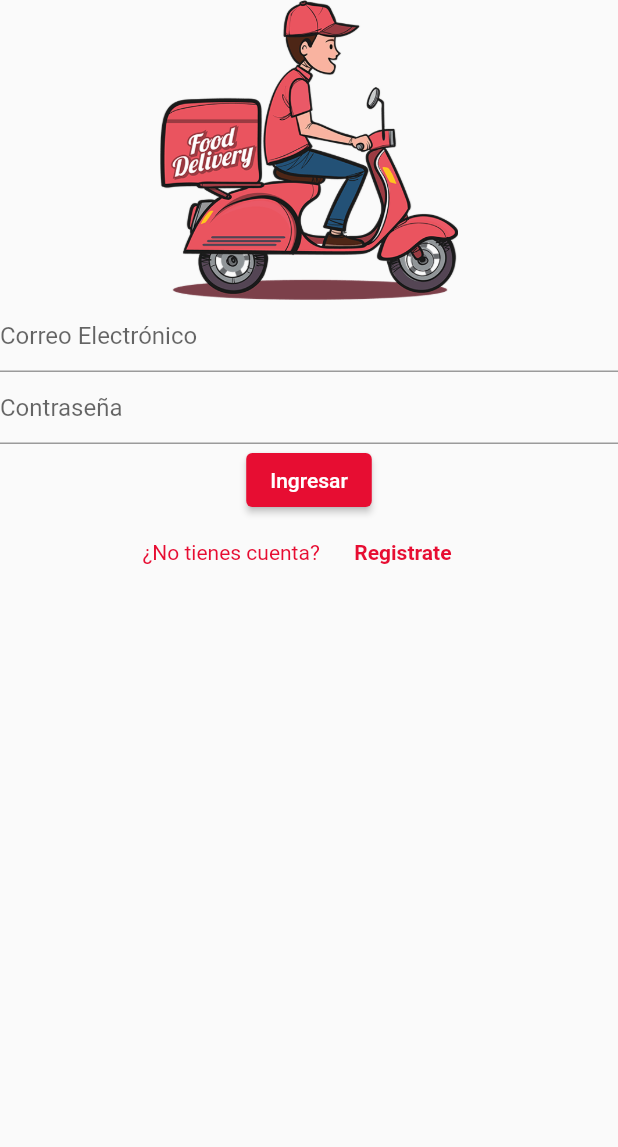
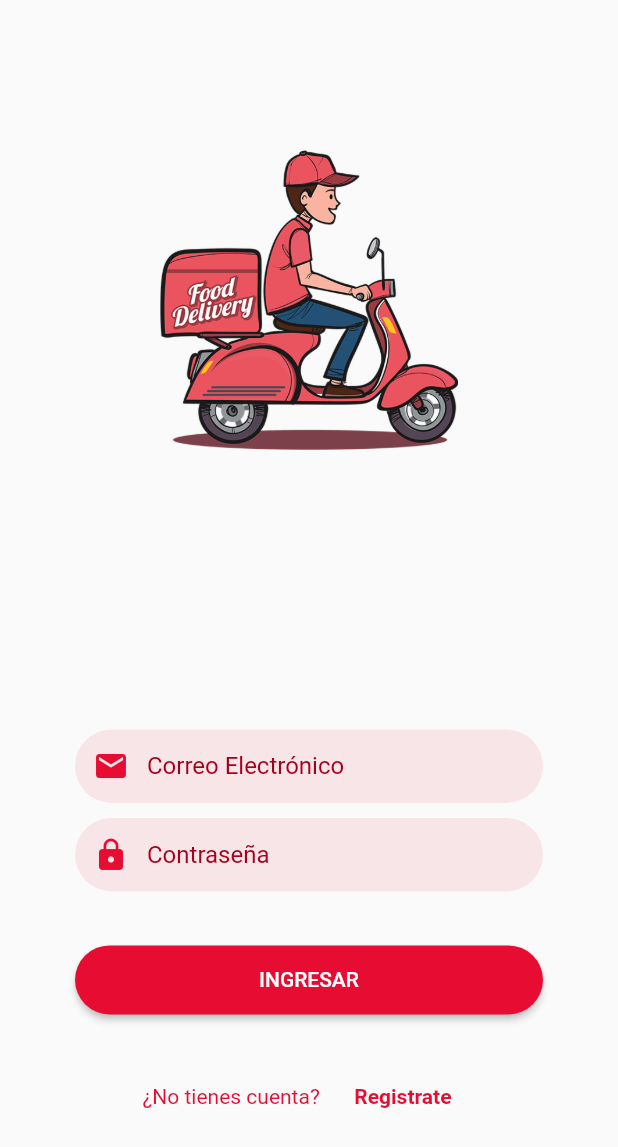
Before and after one commit to GaleanoJorge/flutter-delivery, a Flutter app: the screen it shows after launch, on a phone screen of 412 x 824 dp. Shown: the top 1147 px of the screen. Run offline on Flutter 3.47's test engine with Material 2 defaults, Android fonts, the phone set to English and light mode, and no system bars.

Commit message:
estilos y organizaciòn pantalla login

```diff
--- a/lib/main.dart
+++ b/lib/main.dart
@@ -21,17 +21,18 @@
       debugShowCheckedModeBanner: false,
       theme: ThemeData(
         primarySwatch: MaterialColor(MyColors.primaryColor.value,
+            // ignore: prefer_const_literals_to_create_immutables
             <int, Color>{
-              50: Color.fromRGBO(231, 13, 50, 0.1),
-              100: Color.fromRGBO(231, 13, 50, 0.2),
-              200: Color.fromRGBO(231, 13, 50, 0.3),
-              300: Color.fromRGBO(231, 13, 50, 0.4),
-              400: Color.fromRGBO(231, 13, 50, 0.5),
-              500: Color.fromRGBO(231, 13, 50, 0.6),
-              600: Color.fromRGBO(231, 13, 50, 0.7),
-              700: Color.fromRGBO(231, 13, 50, 0.8),
-              800: Color.fromRGBO(231, 13, 50, 0.9),
-              900: Color.fromRGBO(231, 13, 50, 1),
+              50: const Color.fromRGBO(231, 13, 50, 0.1),
+              100: const Color.fromRGBO(231, 13, 50, 0.2),
+              200: const Color.fromRGBO(231, 13, 50, 0.3),
+              300: const Color.fromRGBO(231, 13, 50, 0.4),
+              400: const Color.fromRGBO(231, 13, 50, 0.5),
+              500: const Color.fromRGBO(231, 13, 50, 0.6),
+              600: const Color.fromRGBO(231, 13, 50, 0.7),
+              700: const Color.fromRGBO(231, 13, 50, 0.8),
+              800: const Color.fromRGBO(231, 13, 50, 0.9),
+              900: const Color.fromRGBO(231, 13, 50, 1),
             }),
       ),
       initialRoute: 'login',
--- a/lib/src/login/login_page.dart
+++ b/lib/src/login/login_page.dart
@@ -14,13 +14,15 @@ class _LoginPageState extends State<LoginPage> {
     return Scaffold(
       body: Container(
         width: double.infinity,
+        child: SingleChildScrollView(
           child: Column(children: <Widget>[
             _imageBanner(),
-          _textfieldLogin('Correo Electrónico'),
-          _textfieldLogin('Contraseña'),
+            _textfieldLogin('Correo Electrónico', Icons.email),
+            _textfieldLogin('Contraseña', Icons.lock),
             _botonIngreso(),
             _textDontHaveAccount(),
           ]),
+        ),
       ),
     );
   }
@@ -29,8 +31,12 @@ class _LoginPageState extends State<LoginPage> {
     return Row(
       mainAxisAlignment: MainAxisAlignment.center,
       children: <Widget>[
-            Text('¿No tienes cuenta?', style: TextStyle(
-                    color: MyColors.primaryColor,),),
+        Text(
+          '¿No tienes cuenta?',
+          style: TextStyle(
+            color: MyColors.primaryColor,
+          ),
+        ),
         SizedBox(
           width: 7,
         ),
@@ -38,8 +44,7 @@ class _LoginPageState extends State<LoginPage> {
           child: Text(
             'Registrate',
             style: TextStyle(
-                    color: MyColors.primaryColor,
-                    fontWeight: FontWeight.bold),
+                color: MyColors.primaryColor, fontWeight: FontWeight.bold),
           ),
           onPressed: () {},
         )
@@ -47,17 +52,47 @@ class _LoginPageState extends State<LoginPage> {
     );
   }
 
-  Widget _botonIngreso() => ElevatedButton(onPressed: () {}, child: Text('Ingresar'));
+  Widget _botonIngreso() => Container(
+        width: double.infinity,
+        margin: EdgeInsets.symmetric(horizontal: 50, vertical: 30),
+        child: ElevatedButton(
+          onPressed: () {},
+          child: Text('INGRESAR'),
+          style: ElevatedButton.styleFrom(
+            shape: RoundedRectangleBorder(
+              borderRadius: BorderRadius.circular(30),
+            ),
+            padding: EdgeInsets.symmetric(
+              vertical: 15,
+            ),
+          ),
+        ),
+      );
 
-  Widget _textfieldLogin(String hintText) {
-    return TextField(
+  Widget _textfieldLogin(String hintText, IconData iconData) => Container(
+        margin: EdgeInsets.symmetric(horizontal: 50, vertical: 5),
+        decoration: BoxDecoration(
+          color: MyColors.primaryOpacityColor,
+          borderRadius: BorderRadius.circular(30),
+        ),
+        child: TextField(
           decoration: InputDecoration(
             hintText: hintText,
+            hintStyle: TextStyle(
+              color: MyColors.primaryColorDark,
+            ),
+            border: InputBorder.none,
+            contentPadding: EdgeInsets.all(15),
+            prefixIcon: Icon(
+              iconData,
+              color: MyColors.primaryColor,
+            ),
+          ),
         ),
       );
+
+  Widget _imageBanner() => Container(
+      margin: EdgeInsets.only(
+          top: 100, bottom: MediaQuery.of(context).size.height * 0.22),
+      child: Image.asset('assets/img/delivery.png', width: 200, height: 200));
 }
-
-  Widget _imageBanner() {
-    return Image.asset('assets/img/delivery.png', width: 200, height: 200);
-  }
-}
--- a/lib/src/utils/my_colors.dart
+++ b/lib/src/utils/my_colors.dart
@@ -1,5 +1,7 @@
 import 'package:flutter/material.dart';
 
 class MyColors {
-  static const Color primaryColor = Color.fromRGBO(231, 13, 50, 1);
+  static const Color primaryColor = Color(0xFFE70D32);
+  static const Color primaryColorDark = Color(0xFFA7001C);
+  static const Color primaryOpacityColor = Color.fromRGBO(231, 13, 50, 0.09);
 }
```
Lines whose indentation alone changed are shown as unchanged.
